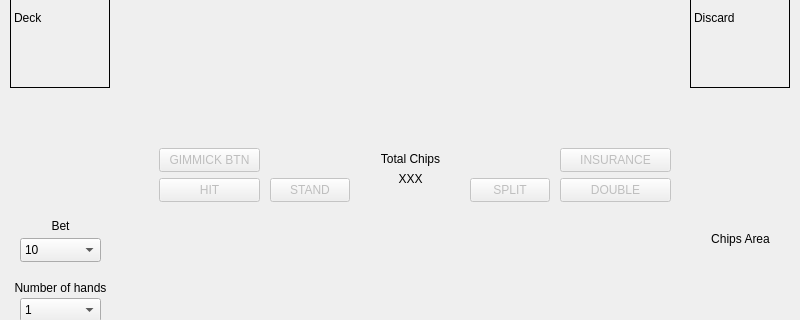
Old version of the form CountingBlackjack/mainwindow.ui in the repository LandenHughes/QTCasinoGame; both pictures show x 0 to 800 and y 171 to 491 of the 800 by 600 pixel window.
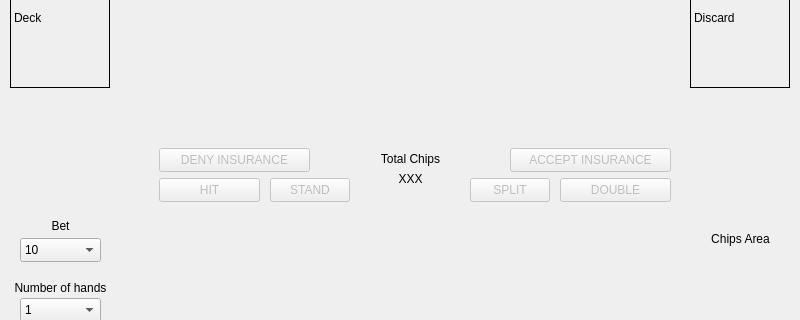
New version of the form.

```diff
--- a/CountingBlackjack/mainwindow.ui
+++ b/CountingBlackjack/mainwindow.ui
@@ -164,14 +164,14 @@
     </property>
     <property name="geometry">
      <rect>
-      <x>560</x>
+      <x>510</x>
       <y>300</y>
-      <width>111</width>
+      <width>161</width>
       <height>24</height>
      </rect>
     </property>
     <property name="text">
-     <string>INSURANCE</string>
+     <string>ACCEPT INSURANCE</string>
     </property>
    </widget>
    <widget class="QPushButton" name="dealPushButton">
@@ -195,12 +195,12 @@
      <rect>
       <x>159</x>
       <y>300</y>
-      <width>101</width>
+      <width>151</width>
       <height>24</height>
      </rect>
     </property>
     <property name="text">
-     <string>GIMMICK BTN</string>
+     <string>DENY INSURANCE</string>
     </property>
    </widget>
    <widget class="QComboBox" name="betComboBox">
```
Left out of the diff: 4 changed lines with no effect on the pictures.
